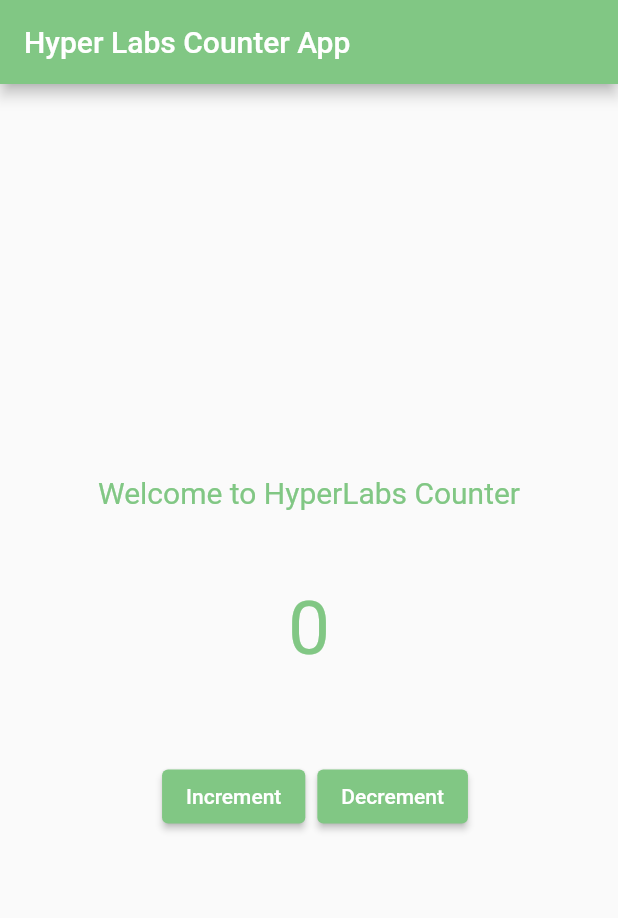
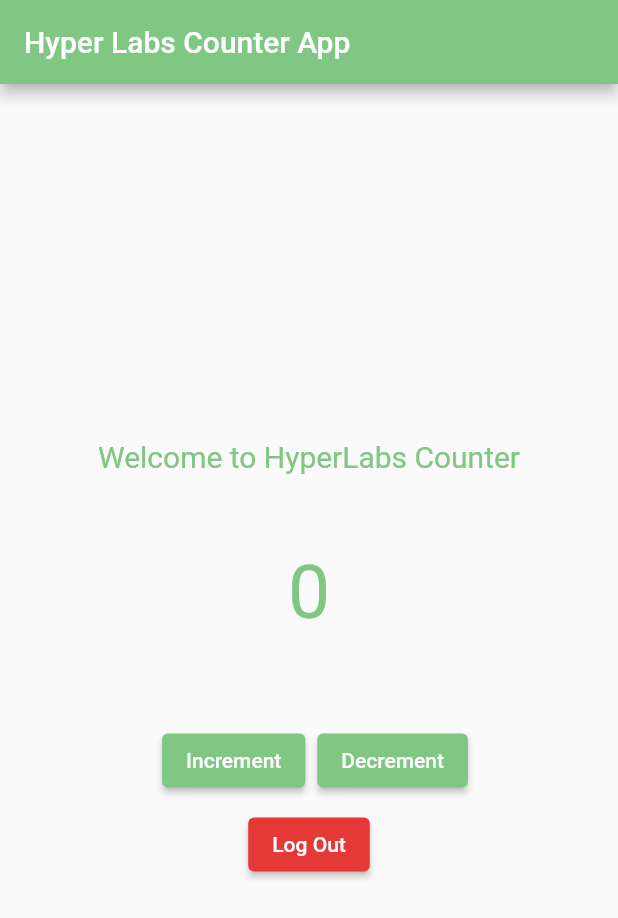
Before and after one commit to Ayush-developer/Bloc_News_App, a Flutter app: the CounterScreen screen opened directly, on a phone screen of 412 x 824 dp. Shown: the top 918 px of the screen. Run offline on Flutter 3.47's test engine with Material 2 defaults, Android fonts, the phone set to English and light mode, and no system bars; our stand-ins replace flutter_bloc, google_fonts.

Commit message:
Third Commit

```diff
--- a/lib/app.dart
+++ b/lib/app.dart
@@ -1,7 +1,9 @@
 import 'package:flutter/material.dart';
+import 'package:project/pages/welcome/welcome.dart';
 import './app_bloc.dart';
 import './app_states.dart';
 import 'package:flutter_bloc/flutter_bloc.dart';
+import './pages/welcome/bloc/welcome_bloc.dart';
 
 
 class StartApp extends StatelessWidget {
@@ -58,7 +60,9 @@ class CounterScreen extends StatelessWidget {
                 Container(
 
 
-                    child: Row(
+                    child: Column(
+                      children: [
+                        Row(
 
                           mainAxisAlignment: MainAxisAlignment.center,
                           children: [
@@ -80,9 +84,31 @@ class CounterScreen extends StatelessWidget {
                           style: ElevatedButton.styleFrom(
                             backgroundColor: Colors.green[300],
                            )
+                          ),
+
+                        ],
+                        ),
+
+                         Row(
+                          mainAxisAlignment: MainAxisAlignment.center,
+                        children: [
+                           ElevatedButton(onPressed: (){
+                      Navigator.push(
+              context,
+              MaterialPageRoute(builder: (context) =>  WelcomePage()));
+                      },
+                      style: ElevatedButton.styleFrom(
+                        backgroundColor: Colors.red[600],
+                       ),
+                      child: const Text('Log Out')
                       )
                         ],
+                      )
+                      ],
+
                     ),
+
+
 
                 )
 
```
Lines whose indentation alone changed are shown as unchanged.
